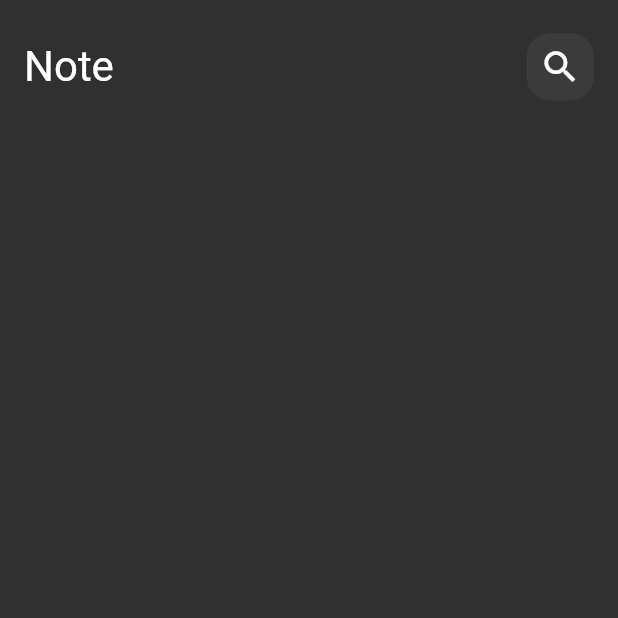
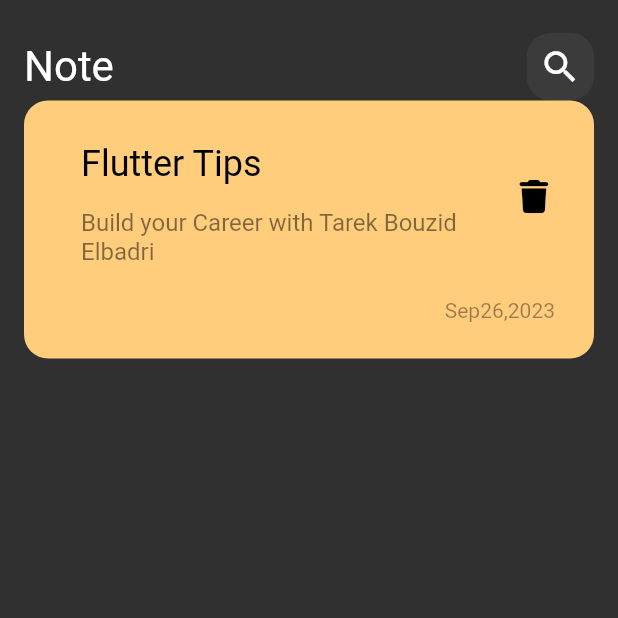
Before and after one commit to elbadritarek/note_app, a Flutter app: the screen it shows after launch, on a phone screen of 412 x 824 dp, the top half of it. Run offline on Flutter 3.47's test engine with Material 2 defaults, Android fonts, the phone set to English and light mode, and no system bars; our stand-ins replace font_awesome_flutter.

Commit message:
create Note Item

```diff
--- /dev/null
+++ b/lib/widgets/Note_Item.dart
@@ -0,0 +1,61 @@
+import 'package:flutter/material.dart';
+import 'package:font_awesome_flutter/font_awesome_flutter.dart';
+
+class NoteItem extends StatelessWidget {
+  const NoteItem({super.key});
+
+  @override
+  Widget build(BuildContext context) {
+    return Container(
+      decoration: BoxDecoration(
+        borderRadius: BorderRadius.circular(16),
+        color: const Color(0xffffcd7b),
+      ),
+      child: Padding(
+        padding: const EdgeInsets.only(
+          top: 24.0,
+          bottom: 24,
+          left: 22,
+        ),
+        child: Column(crossAxisAlignment: CrossAxisAlignment.end, children: [
+          ListTile(
+            title: const Padding(
+              padding: EdgeInsets.only(bottom: 16.0),
+              child: Text(
+                "Flutter Tips",
+                style: TextStyle(
+                  color: Colors.black,
+                  fontSize: 24,
+                ),
+              ),
+            ),
+            subtitle: Text(
+              "Build your Career with Tarek Bouzid Elbadri",
+              style: TextStyle(
+                color: Colors.black.withOpacity(.5),
+                fontSize: 16,
+              ),
+            ),
+            trailing: IconButton(
+              onPressed: () {},
+              icon: const Icon(
+                FontAwesomeIcons.trash,
+                size: 22,
+                color: Colors.black,
+              ),
+            ),
+          ),
+          Padding(
+            padding: const EdgeInsets.only(top: 18, right: 26.0),
+            child: Text(
+              "Sep26,2023",
+              style: TextStyle(
+                color: Colors.black.withOpacity(.4),
+              ),
+            ),
+          )
+        ]),
+      ),
+    );
+  }
+}
--- a/lib/widgets/Note_view_body.dart
+++ b/lib/widgets/Note_view_body.dart
@@ -1,5 +1,7 @@
 import 'package:flutter/material.dart';
 import 'package:notes_app/widgets/coustom_Appbar.dart';
+
+import 'Note_Item.dart';
 
 class NoteViewBody extends StatelessWidget {
   const NoteViewBody({super.key});
@@ -12,6 +14,7 @@ class NoteViewBody extends StatelessWidget {
         children: [
           SizedBox(height: 22),
           coustomAppBar(),
+          NoteItem(),
         ],
       ),
     );
--- a/pubspec.yaml
+++ b/pubspec.yaml
@@ -37,6 +37,7 @@ dependencies:
   cupertino_icons: ^1.0.2
 
 dev_dependencies:
+  font_awesome_flutter: ^10.5.0
   flutter_test:
     sdk: flutter
 
```
Also changed, not shown: pubspec.lock.
